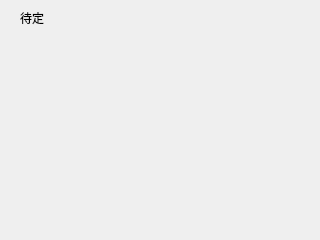
Before: the Qt Designer form child_window/image_procss_window.ui in 3137959601/usb_udp_video_transmission2, drawn with Qt 5.
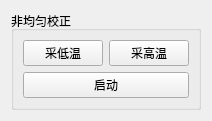
After: the same form once the commit is applied.

```diff
--- a/child_window/image_procss_window.ui
+++ b/child_window/image_procss_window.ui
@@ -6,26 +6,45 @@
    <rect>
     <x>0</x>
     <y>0</y>
-    <width>320</width>
-    <height>240</height>
+    <width>194</width>
+    <height>107</height>
    </rect>
   </property>
   <property name="windowTitle">
    <string>Form</string>
   </property>
-  <widget class="QLabel" name="label">
-   <property name="geometry">
-    <rect>
-     <x>20</x>
-     <y>10</y>
-     <width>53</width>
-     <height>16</height>
-    </rect>
-   </property>
-   <property name="text">
-    <string>待定</string>
-   </property>
-  </widget>
+  <layout class="QGridLayout" name="gridLayout_2">
+   <item row="0" column="0">
+    <widget class="QGroupBox" name="groupBox">
+     <property name="title">
+      <string>非均匀校正</string>
+     </property>
+     <layout class="QGridLayout" name="gridLayout">
+      <item row="0" column="0">
+       <widget class="QPushButton" name="CollectLowTemp_pB">
+        <property name="text">
+         <string>采低温</string>
+        </property>
+       </widget>
+      </item>
+      <item row="0" column="1">
+       <widget class="QPushButton" name="CollectHighTemp_pB">
+        <property name="text">
+         <string>采高温</string>
+        </property>
+       </widget>
+      </item>
+      <item row="1" column="0" colspan="2">
+       <widget class="QPushButton" name="nonunicorrect_pB">
+        <property name="text">
+         <string>启动</string>
+        </property>
+       </widget>
+      </item>
+     </layout>
+    </widget>
+   </item>
+  </layout>
  </widget>
  <resources/>
  <connections/>
```
